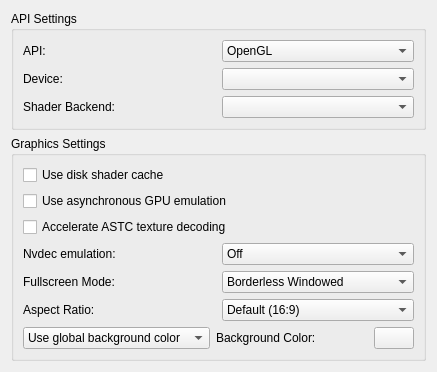
The window that src/yuzu/configuration/configure_graphics.ui (yuzu-emu-mirror/yuzu) describes before a commit, drawn with Qt 5.
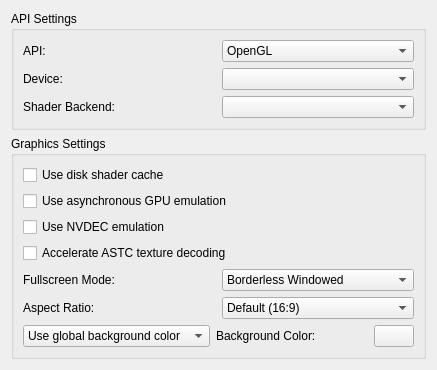
The same window after the commit.

Commit message: nvdec: Remove enum and fix memory leak

```diff
--- a/src/yuzu/configuration/configure_graphics.ui
+++ b/src/yuzu/configuration/configure_graphics.ui
@@ -167,6 +167,13 @@
           </property>
          </widget>
         </item>
+        <item>
+         <widget class="QCheckBox" name="use_nvdec_emulation">
+          <property name="text">
+           <string>Use NVDEC emulation</string>
+          </property>
+         </widget>
+        </item>
         <item>
           <widget class="QCheckBox" name="accelerate_astc">
             <property name="text">
@@ -174,50 +181,6 @@
             </property>
           </widget>
         </item>
-        <item>
-         <widget class="QWidget" name="nvdec_emulation_widget" native="true">
-          <layout class="QHBoxLayout" name="nvdec_emulation_layout">
-           <property name="leftMargin">
-            <number>0</number>
-           </property>
-           <property name="topMargin">
-            <number>0</number>
-           </property>
-           <property name="rightMargin">
-            <number>0</number>
-           </property>
-           <property name="bottomMargin">
-            <number>0</number>
-           </property>
-           <item>
-            <widget class="QLabel" name="nvdec_emulation_label">
-             <property name="text">
-              <string>Nvdec emulation:</string>
-             </property>
-            </widget>
-           </item>
-           <item>
-            <widget class="QComboBox" name="nvdec_emulation">
-             <item>
-              <property name="text">
-               <string>Off</string>
-              </property>
-             </item>
-             <item>
-              <property name="text">
-               <string>Software</string>
-              </property>
-             </item>
-             <item>
-              <property name="text">
-               <string>VA-API (Intel or AMD only)</string>
-              </property>
-             </item>
-            </widget>
-           </item>
-          </layout>
-         </widget>
-        </item>
         <item>
          <widget class="QWidget" name="fullscreen_mode_layout" native="true">
           <layout class="QHBoxLayout" name="horizontalLayout_1">
```
The commit also changes 14 other files.
